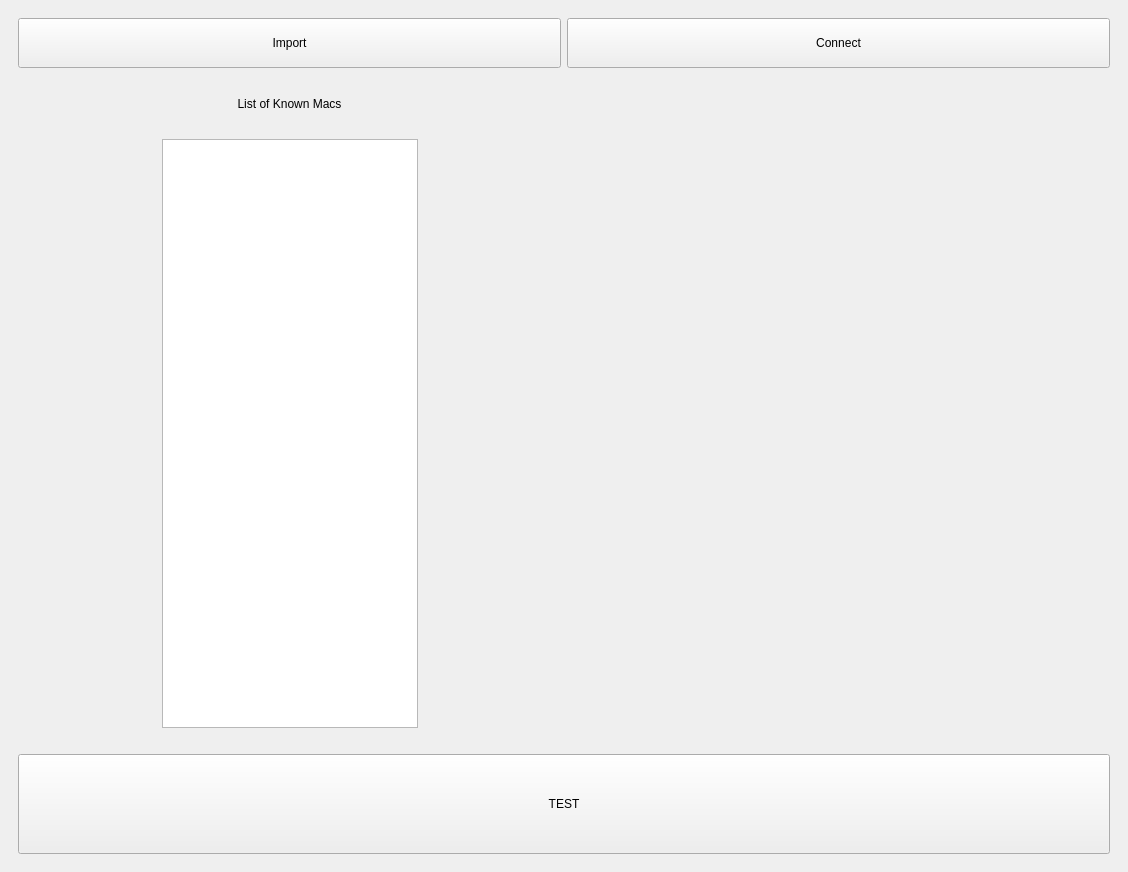
Before: the Qt Designer form bix/gui/gui.ui in LowellInstruments/bix, drawn with Qt 5.
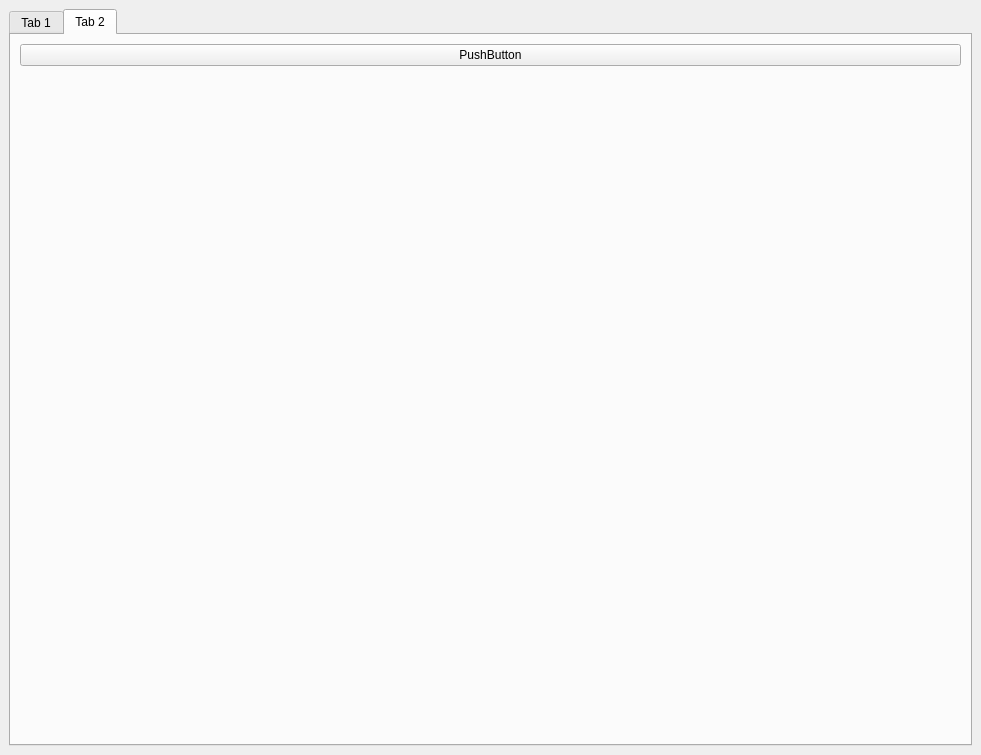
After: the same form once the commit is applied. The open tabs and pages were chosen to show the change.

```diff
--- a/bix/gui/gui.ui
+++ b/bix/gui/gui.ui
@@ -6,8 +6,8 @@
    <rect>
     <x>0</x>
     <y>0</y>
-    <width>1128</width>
-    <height>872</height>
+    <width>981</width>
+    <height>755</height>
    </rect>
   </property>
   <property name="sizePolicy">
@@ -22,10 +22,32 @@
   <widget class="QWidget" name="centralwidget">
    <layout class="QHBoxLayout" name="horizontalLayout">
     <item>
-     <widget class="QStackedWidget" name="pages">
+     <widget class="QTabWidget" name="tabWidget">
       <property name="currentIndex">
        <number>1</number>
       </property>
+      <widget class="QWidget" name="tab">
+       <attribute name="title">
+        <string>Tab 1</string>
+       </attribute>
+       <layout class="QVBoxLayout" name="verticalLayout_16">
+        <property name="leftMargin">
+         <number>5</number>
+        </property>
+        <property name="topMargin">
+         <number>5</number>
+        </property>
+        <property name="rightMargin">
+         <number>5</number>
+        </property>
+        <property name="bottomMargin">
+         <number>5</number>
+        </property>
+        <item>
+         <widget class="QStackedWidget" name="pages">
+          <property name="currentIndex">
+           <number>0</number>
+          </property>
       <widget class="QWidget" name="page_1">
        <layout class="QHBoxLayout" name="horizontalLayout_4">
         <item>
@@ -45,7 +67,7 @@
                    </size>
                   </property>
                   <property name="text">
-                   <string>Import</string>
+                       <string>Import2</string>
                   </property>
                  </widget>
                 </item>
@@ -684,6 +706,55 @@
              </item>
             </layout>
            </widget>
+              </item>
+             </layout>
+            </item>
+           </layout>
+          </widget>
+         </widget>
+        </item>
+       </layout>
+      </widget>
+      <widget class="QWidget" name="tab_2">
+       <attribute name="title">
+        <string>Tab 2</string>
+       </attribute>
+       <layout class="QVBoxLayout" name="verticalLayout_18">
+        <item>
+         <layout class="QVBoxLayout" name="verticalLayout_17" stretch="1,0,1">
+          <item>
+           <widget class="QPushButton" name="btn_plot">
+            <property name="text">
+             <string>PushButton</string>
+            </property>
+           </widget>
+          </item>
+          <item>
+           <layout class="QHBoxLayout" name="horizontalLayout_9">
+            <item>
+             <widget class="QLabel" name="lbl_p1">
+              <property name="text">
+               <string/>
+              </property>
+              <property name="alignment">
+               <set>Qt::AlignCenter</set>
+              </property>
+             </widget>
+            </item>
+            <item>
+             <widget class="QLabel" name="lbl_p2">
+              <property name="text">
+               <string/>
+              </property>
+              <property name="alignment">
+               <set>Qt::AlignCenter</set>
+              </property>
+             </widget>
+            </item>
+           </layout>
+          </item>
+          <item>
+           <layout class="QVBoxLayout" name="lay"/>
           </item>
          </layout>
         </item>
```
Lines whose indentation alone changed are shown as unchanged.
